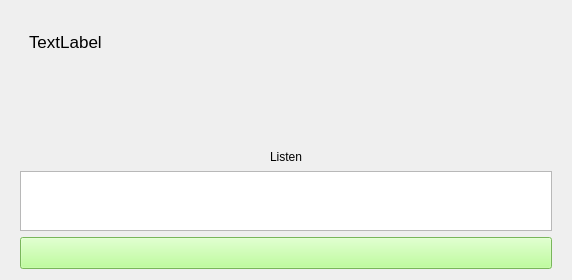
Above: Ui/pract5.ui from robinpalat/idiomindQt before the change. Below: the same form after it.
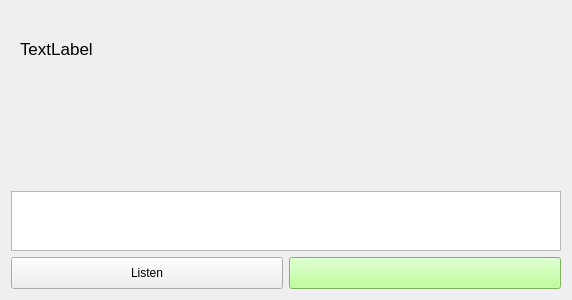
That is the form after the change. Icons and pictures are not drawn. Custom widgets are drawn as their Qt base class.

Diff of the .ui file:
```diff
--- a/Ui/pract5.ui
+++ b/Ui/pract5.ui
@@ -7,13 +7,13 @@
     <x>0</x>
     <y>0</y>
     <width>572</width>
-    <height>280</height>
+    <height>300</height>
    </rect>
   </property>
   <property name="minimumSize">
    <size>
     <width>572</width>
-    <height>280</height>
+    <height>300</height>
    </size>
   </property>
   <property name="windowTitle">
@@ -33,6 +33,12 @@
       </size>
      </property>
      <layout class="QVBoxLayout" name="verticalLayout">
+      <property name="leftMargin">
+       <number>0</number>
+      </property>
+      <property name="rightMargin">
+       <number>0</number>
+      </property>
       <property name="bottomMargin">
        <number>0</number>
       </property>
@@ -47,7 +53,7 @@
         <property name="sizeHint" stdset="0">
          <size>
           <width>20</width>
-          <height>40</height>
+          <height>10</height>
          </size>
         </property>
        </spacer>
@@ -122,33 +128,11 @@
         <property name="sizeHint" stdset="0">
          <size>
           <width>20</width>
-          <height>40</height>
+          <height>10</height>
          </size>
         </property>
        </spacer>
       </item>
-      <item>
-       <widget class="QPushButton" name="pushButton_listen">
-        <property name="minimumSize">
-         <size>
-          <width>0</width>
-          <height>32</height>
-         </size>
-        </property>
-        <property name="maximumSize">
-         <size>
-          <width>16777215</width>
-          <height>15</height>
-         </size>
-        </property>
-        <property name="text">
-         <string>Listen</string>
-        </property>
-        <property name="flat">
-         <bool>true</bool>
-        </property>
-       </widget>
-      </item>
       <item>
        <widget class="QPlainTextEdit" name="plainTextEdit">
         <property name="sizePolicy">
@@ -170,17 +154,33 @@
         </property>
        </widget>
       </item>
+     </layout>
+    </widget>
+   </item>
+   <item row="1" column="0">
+    <layout class="QHBoxLayout" name="horizontalLayout_3">
       <item>
-       <layout class="QHBoxLayout" name="horizontalLayout">
-        <property name="spacing">
-         <number>0</number>
-        </property>
-        <property name="leftMargin">
-         <number>0</number>
-        </property>
-        <property name="rightMargin">
-         <number>0</number>
-        </property>
+      <widget class="QPushButton" name="pushButton_listen">
+       <property name="minimumSize">
+        <size>
+         <width>0</width>
+         <height>32</height>
+        </size>
+       </property>
+       <property name="maximumSize">
+        <size>
+         <width>16777215</width>
+         <height>16777215</height>
+        </size>
+       </property>
+       <property name="text">
+        <string>Listen</string>
+       </property>
+       <property name="flat">
+        <bool>false</bool>
+       </property>
+      </widget>
+     </item>
         <item>
          <widget class="QPushButton" name="pushButton">
           <property name="minimumSize">
@@ -199,9 +199,6 @@
          </widget>
         </item>
        </layout>
-      </item>
-     </layout>
-    </widget>
    </item>
   </layout>
  </widget>
```
Lines whose indentation alone changed are shown as unchanged.
